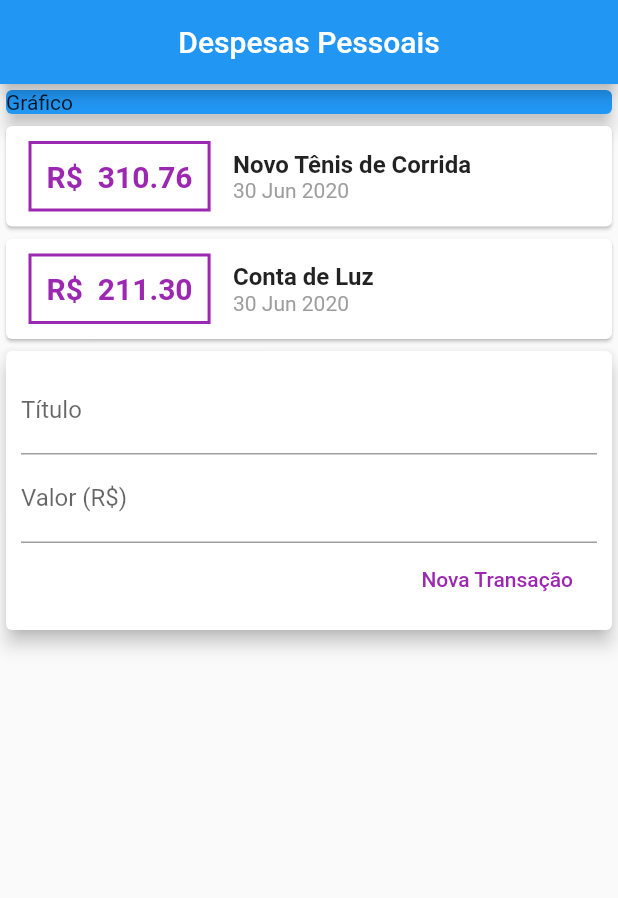
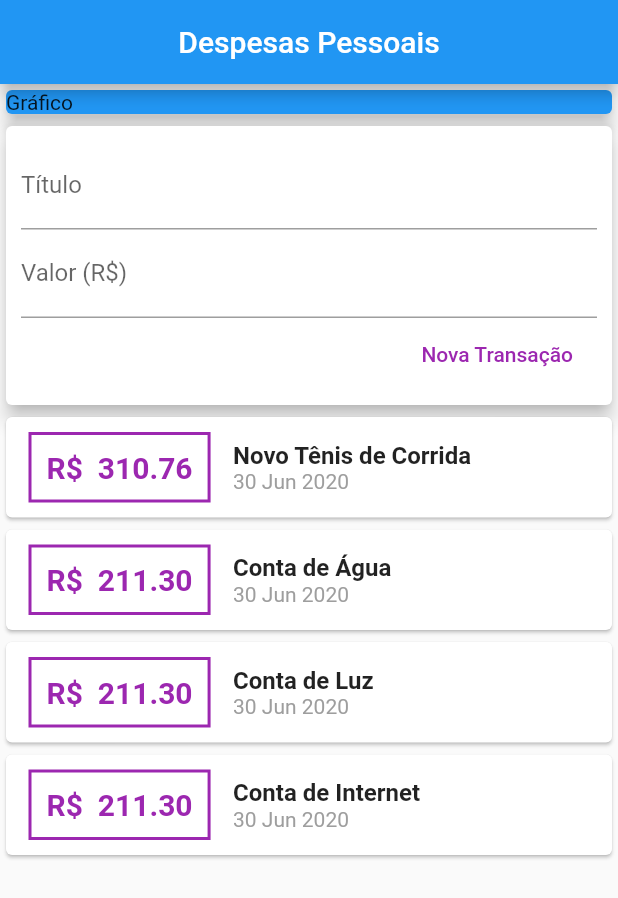
Before and after one commit to divinor07/expenses, a Flutter app: the screen it shows after launch, on a phone screen of 412 x 824 dp. Shown: the top 898 px of the screen. Run offline on Flutter 3.47's test engine with Material 2 defaults, Android fonts, the phone set to English and light mode, and no system bars.

Commit message:
Adding transaction and solving the rollover problem

```diff
--- a/lib/components/transaction_form.dart
+++ b/lib/components/transaction_form.dart
@@ -3,6 +3,10 @@ import 'package:flutter/material.dart';
 class TransactionForm extends StatelessWidget {
   final titleController = TextEditingController();
   final valueController = TextEditingController();
+
+  final void Function(String, double) onSubmit;
+
+  TransactionForm(this.onSubmit);
 
   @override
   Widget build(BuildContext context) {
@@ -29,14 +33,16 @@ class TransactionForm extends StatelessWidget {
               children: <Widget>[
                 FlatButton(
                   onPressed: () {
-                    print(titleController.text);
-                    print(valueController.text);
+                    final title = titleController.text;
+                    final value = double.tryParse(valueController.text) ?? 0.0;
+
+                    onSubmit(title, value);
                   },
                   child: Text('Nova Transação'),
                   textColor: Colors.purple,
                 ),
               ],
-            )
+            ),
           ],
         ),
       ),
--- a/lib/components/transaction_list.dart
+++ b/lib/components/transaction_list.dart
@@ -9,7 +9,10 @@ class TransactionList extends StatelessWidget {
 
   @override
   Widget build(BuildContext context) {
-    return Column(
+    return Container(
+      height: 300,
+      child: SingleChildScrollView(
+        child: Column(
           children: transactions.map((tr) {
             return Card(
               child: Row(
@@ -57,6 +60,8 @@ class TransactionList extends StatelessWidget {
               ),
             );
           }).toList(),
+        ),
+      ),
     );
   }
 }
--- a/lib/components/transaction_user.dart
+++ b/lib/components/transaction_user.dart
@@ -1,3 +1,4 @@
+import 'dart:math';
 import 'package:expenses/components/transaction_form.dart';
 import 'package:expenses/components/transaction_list.dart';
 import 'package:expenses/models/transaction.dart';
@@ -18,18 +19,49 @@ class _TransactionUserState extends State<TransactionUser> {
     ),
     Transaction(
       id: 't2',
+      title: 'Conta de Água',
+      value: 211.30,
+      date: DateTime.now(),
+    ),
+    Transaction(
+      id: 't3',
       title: 'Conta de Luz',
+      value: 211.30,
+      date: DateTime.now(),
+    ),
+    Transaction(
+      id: 't4',
+      title: 'Conta de Internet',
+      value: 211.30,
+      date: DateTime.now(),
+    ),
+    Transaction(
+      id: 't5',
+      title: 'Conta de Telefone',
       value: 211.30,
       date: DateTime.now(),
     ),
   ];
 
+  _addTransaction(String title, double value) {
+    final newTransaction = Transaction(
+      id: Random().nextDouble().toString(),
+      title: title,
+      value: value,
+      date: DateTime.now(),
+    );
+
+    setState(() {
+      _transactions.add(newTransaction);
+    });
+  }
+
   @override
   Widget build(BuildContext context) {
     return Column(
       children: <Widget>[
+        TransactionForm(_addTransaction),
         TransactionList(_transactions),
-        TransactionForm(),
       ],
     );
   }
--- a/lib/main.dart
+++ b/lib/main.dart
@@ -21,7 +21,8 @@ class MyHomePage extends StatelessWidget {
         title: Text('Despesas Pessoais'),
         centerTitle: true,
       ),
-      body: Column(
+      body: SingleChildScrollView(
+        child: Column(
           crossAxisAlignment: CrossAxisAlignment.stretch,
           children: <Widget>[
             Container(
@@ -34,6 +35,7 @@ class MyHomePage extends StatelessWidget {
             TransactionUser(),
           ],
         ),
+      ),
     );
   }
 }
```
Lines whose indentation alone changed are shown as unchanged.
